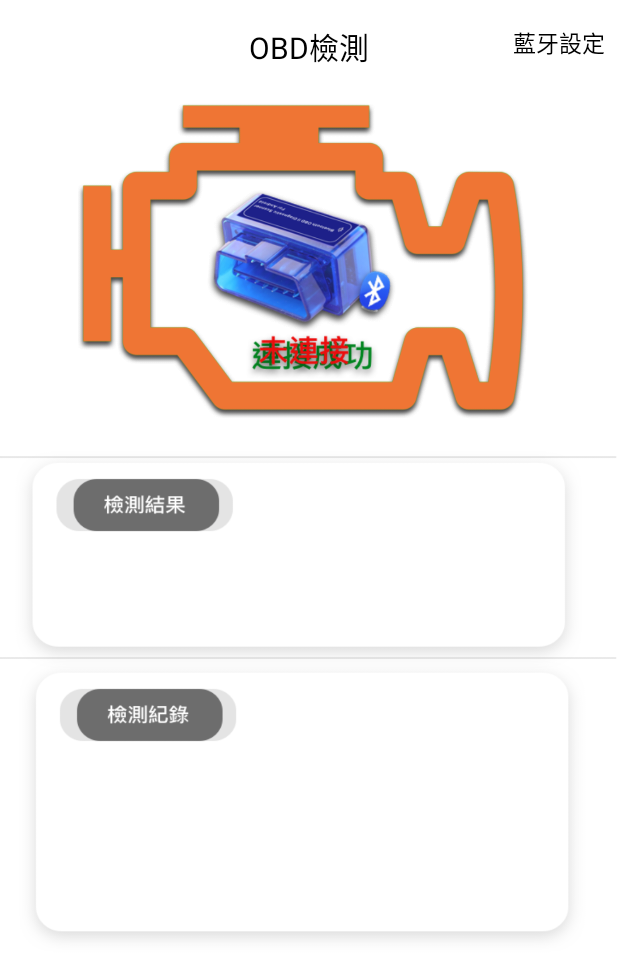
After one commit to chuanshenghung/ScooterProject, an Android app: the OBDActivity screen opened directly, with no data from a screen before it, on a phone screen of 412 x 824 dp. The commit adds this screen. Shown: the top 979 px of the screen. Run offline under Robolectric (Android 15) with nearby library versions, the phone set to English and light mode, and no system bars.

Commit message:
OBDActivity 畫面新增

```diff
--- a/ScooterProject2/app/src/main/AndroidManifest.xml
+++ b/ScooterProject2/app/src/main/AndroidManifest.xml
@@ -41,7 +41,8 @@
         </activity>
         <activity android:name=".MainActivity" />
         <activity android:name=".SignUpActivity" />
-        <activity android:name=".PersonalActivity"></activity>
+        <activity android:name=".PersonalActivity" />
+        <activity android:name=".OBDActivity"></activity>
     </application>
 
 </manifest>
--- a/ScooterProject2/app/src/main/java/com/example/gavinhung/scooterproject2/MainActivity.java
+++ b/ScooterProject2/app/src/main/java/com/example/gavinhung/scooterproject2/MainActivity.java
@@ -10,7 +10,7 @@ import com.google.firebase.auth.FirebaseAuth;
 
 public class MainActivity extends AppCompatActivity {
 
-    Button SignOut,Test;
+    Button SignOut,Test,Test2;
     @Override
     protected void onCreate(Bundle savedInstanceState) {
         super.onCreate(savedInstanceState);
@@ -39,6 +39,16 @@ public class MainActivity extends AppCompatActivity {
             }
         });
 
+        Test2 =(Button) findViewById(R.id.button20);
+
+        Test2.setOnClickListener(new View.OnClickListener() {
+            @Override
+            public void onClick(View view) {
+                Intent intent = new Intent(MainActivity.this,OBDActivity.class);
+                startActivity(intent);
+            }
+        });
+
 
     }
 }
--- /dev/null
+++ b/ScooterProject2/app/src/main/java/com/example/gavinhung/scooterproject2/OBDActivity.java
@@ -0,0 +1,13 @@
+package com.example.gavinhung.scooterproject2;
+
+import android.support.v7.app.AppCompatActivity;
+import android.os.Bundle;
+
+public class OBDActivity extends AppCompatActivity {
+
+    @Override
+    protected void onCreate(Bundle savedInstanceState) {
+        super.onCreate(savedInstanceState);
+        setContentView(R.layout.activity_obd);
+    }
+}
--- a/ScooterProject2/app/src/main/res/layout/activity_main.xml
+++ b/ScooterProject2/app/src/main/res/layout/activity_main.xml
@@ -67,6 +67,16 @@
             app:layout_constraintStart_toStartOf="parent"
             app:layout_constraintTop_toTopOf="parent" />
 
+        <Button
+            android:id="@+id/button20"
+            android:layout_width="wrap_content"
+            android:layout_height="wrap_content"
+            android:layout_marginStart="72dp"
+            android:layout_marginTop="108dp"
+            android:text="obd"
+            app:layout_constraintStart_toStartOf="parent"
+            app:layout_constraintTop_toTopOf="parent" />
+
     </android.support.constraint.ConstraintLayout>
 
 
--- /dev/null
+++ b/ScooterProject2/app/src/main/res/layout/activity_obd.xml
@@ -0,0 +1,80 @@
+<?xml version="1.0" encoding="utf-8"?>
+<android.support.constraint.ConstraintLayout xmlns:android="http://schemas.android.com/apk/res/android"
+    xmlns:app="http://schemas.android.com/apk/res-auto"
+    xmlns:tools="http://schemas.android.com/tools"
+    android:layout_width="match_parent"
+    android:layout_height="match_parent"
+    android:background="@android:color/white"
+    tools:context=".OBDActivity">
+
+    <android.support.v7.widget.Toolbar
+        android:id="@+id/toolbar5"
+        android:layout_width="match_parent"
+        android:layout_height="wrap_content"
+        android:background="?attr/colorPrimary"
+        android:minHeight="?attr/actionBarSize"
+        android:theme="?attr/actionBarTheme"
+        app:layout_constraintEnd_toEndOf="parent"
+        app:layout_constraintStart_toStartOf="parent"
+        app:layout_constraintTop_toTopOf="parent" />
+
+    <android.support.constraint.ConstraintLayout
+        android:id="@+id/constraintLayout"
+        android:layout_width="match_parent"
+        android:layout_height="564dp"
+        android:layout_marginTop="75dp"
+        android:background="@drawable/obdactivity_background"
+        app:layout_constraintEnd_toEndOf="parent"
+        app:layout_constraintHorizontal_bias="0.0"
+        app:layout_constraintStart_toStartOf="parent"
+        app:layout_constraintTop_toTopOf="@+id/toolbar5">
+
+    </android.support.constraint.ConstraintLayout>
+
+    <TextView
+        android:id="@+id/textviewobd"
+        android:layout_width="wrap_content"
+        android:layout_height="wrap_content"
+        android:layout_marginTop="16dp"
+        android:gravity="center"
+        android:text="OBD檢測"
+        android:textColor="@android:color/black"
+        android:textSize="20dp"
+        app:layout_constraintEnd_toEndOf="parent"
+        app:layout_constraintStart_toStartOf="parent"
+        app:layout_constraintTop_toTopOf="parent" />
+
+    <Button
+        android:id="@+id/bluetoothSet"
+        android:layout_width="78dp"
+        android:layout_height="37dp"
+        android:layout_marginTop="10dp"
+        android:background="@android:color/transparent"
+        android:gravity="center"
+        android:text="藍牙設定"
+        android:textColor="@android:color/black"
+        android:textSize="15dp"
+        app:layout_constraintEnd_toEndOf="parent"
+        app:layout_constraintTop_toTopOf="parent" />
+
+    <ImageView
+        android:id="@+id/imageView5"
+        android:layout_width="300dp"
+        android:layout_height="300dp"
+        android:layout_marginStart="52dp"
+        android:layout_marginTop="24dp"
+        app:layout_constraintStart_toStartOf="parent"
+        app:layout_constraintTop_toTopOf="parent"
+        app:srcCompat="@drawable/obdactivity_connect" />
+
+    <ImageView
+        android:id="@+id/imageView6"
+        android:layout_width="300dp"
+        android:layout_height="300dp"
+        android:layout_marginStart="52dp"
+        android:layout_marginTop="24dp"
+        app:layout_constraintStart_toStartOf="parent"
+        app:layout_constraintTop_toTopOf="parent"
+        app:srcCompat="@drawable/obdactivity_unconnect" />
+
+</android.support.constraint.ConstraintLayout>
```
Also changed, not shown: ScooterProject2/app/src/main/res/drawable/obdactivity_background.png (added), ScooterProject2/app/src/main/res/drawable/obdactivity_connect.png, ScooterProject2/app/src/main/res/drawable/obdactivity_unconnect.png.
